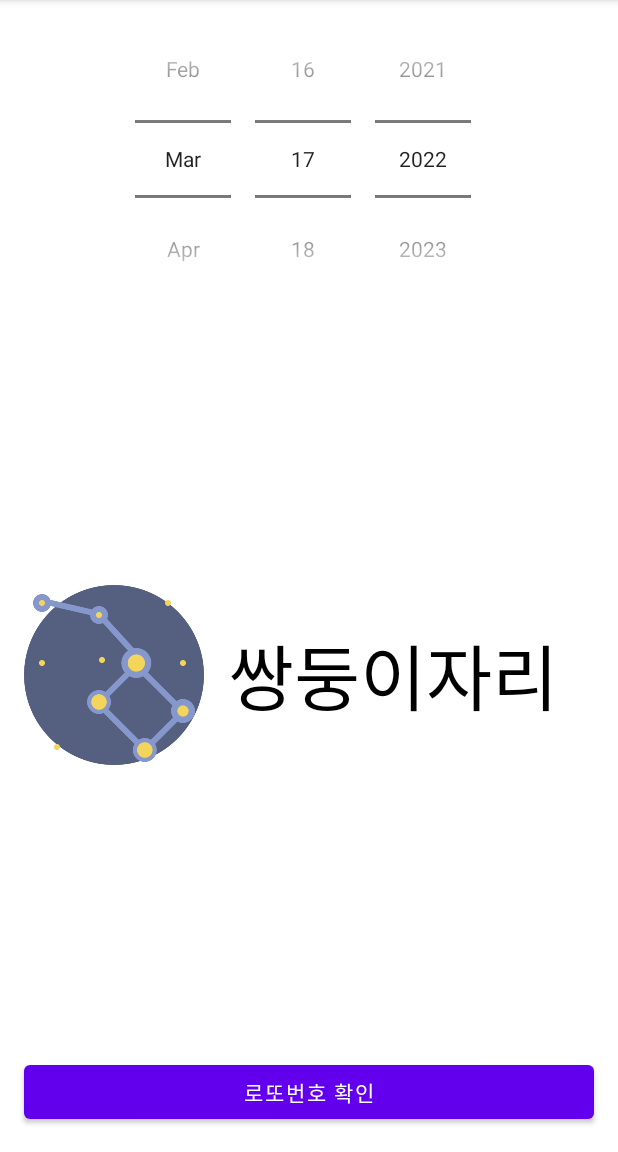
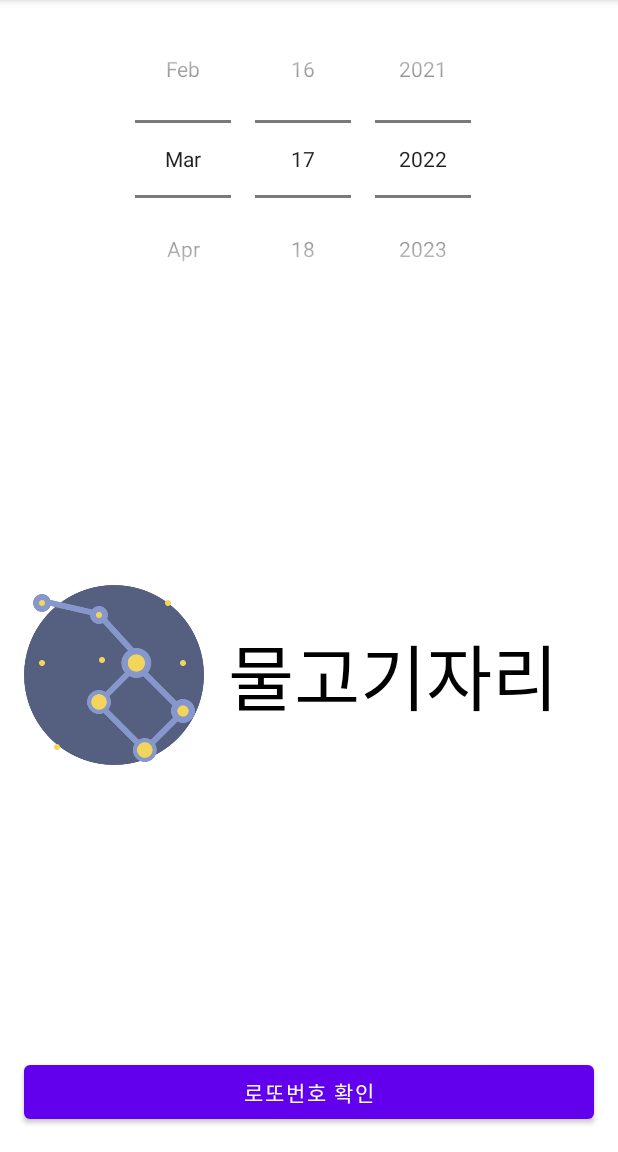
Before and after one commit to koolunkle/ICox_LottoSimulator, an Android app: the ConstellationActivity screen opened directly, with no data from a screen before it, on a phone screen of 412 x 824 dp, the part 84-1236 px from its top. Run offline under Robolectric (Android 15) with nearby library versions, the phone set to English and light mode, and no system bars; our stand-ins replace data binding.

```diff
--- a/app/src/main/java/com/icox/lotto/ConstellationActivity.kt
+++ b/app/src/main/java/com/icox/lotto/ConstellationActivity.kt
@@ -2,8 +2,11 @@ package com.icox.lotto
 
 import android.content.Intent
 import android.os.Bundle
+import android.widget.CalendarView
+import android.widget.DatePicker
 import androidx.databinding.DataBindingUtil
 import com.icox.lotto.databinding.ActivityConstellationBinding
+import java.util.*
 
 class ConstellationActivity : BaseActivity() {
 
@@ -14,6 +17,56 @@ class ConstellationActivity : BaseActivity() {
         binding = DataBindingUtil.setContentView(this, R.layout.activity_constellation)
         setupEvents()
         setValues()
+        val datePicker = binding.datePicker
+        val textView = binding.txtConstellation
+
+        textView.text = makeConstellationString(datePicker.month, datePicker.dayOfMonth)
+        val calendar = Calendar.getInstance()
+        datePicker.init(
+            calendar.get(Calendar.YEAR),
+            calendar.get(Calendar.MONTH),
+            calendar.get(Calendar.DAY_OF_MONTH),
+            object : CalendarView.OnDateChangeListener, DatePicker.OnDateChangedListener {
+                override fun onDateChanged(
+                    view: DatePicker?,
+                    year: Int,
+                    monthOfYear: Int,
+                    dayOfMonth: Int
+                ) {
+                    textView.text = makeConstellationString(datePicker.month, datePicker.dayOfMonth)
+                }
+
+                override fun onSelectedDayChange(
+                    view: CalendarView,
+                    year: Int,
+                    month: Int,
+                    dayOfMonth: Int
+                ) {
+
+                }
+            })
+    }
+
+    fun makeConstellationString(month: Int, day: Int): String {
+//        전달 받은 월/일 정보를 기반으로 정수 형태의 값을 만든다
+//        ex) 1월 5일 -> 105, 11월 1일 -> 1101
+        val target = "${month + 1}${String.format("%02d", day)}".toInt()
+        when (target) {
+            in 101..119 -> return "염소자리"
+            in 120..218 -> return "물병자리"
+            in 219..320 -> return "물고기자리"
+            in 321..419 -> return "양자리"
+            in 420..520 -> return "황소자리"
+            in 521..621 -> return "쌍둥이자리"
+            in 622..722 -> return "게자리"
+            in 723..822 -> return "사자자리"
+            in 823..923 -> return "처녀자리"
+            in 924..1022 -> return "천칭자리"
+            in 1023..1122 -> return "전갈자리"
+            in 1123..1224 -> return "사수자리"
+            in 1225..1231 -> return "염소자리"
+            else -> return "기타 별자리"
+        }
     }
 
     override fun setupEvents() {
--- a/app/src/main/res/layout/activity_constellation.xml
+++ b/app/src/main/res/layout/activity_constellation.xml
@@ -30,6 +30,7 @@
                 android:src="@drawable/constellation" />
 
             <TextView
+                android:id="@+id/txtConstellation"
                 android:layout_width="match_parent"
                 android:layout_height="wrap_content"
                 android:text="쌍둥이자리"
```
